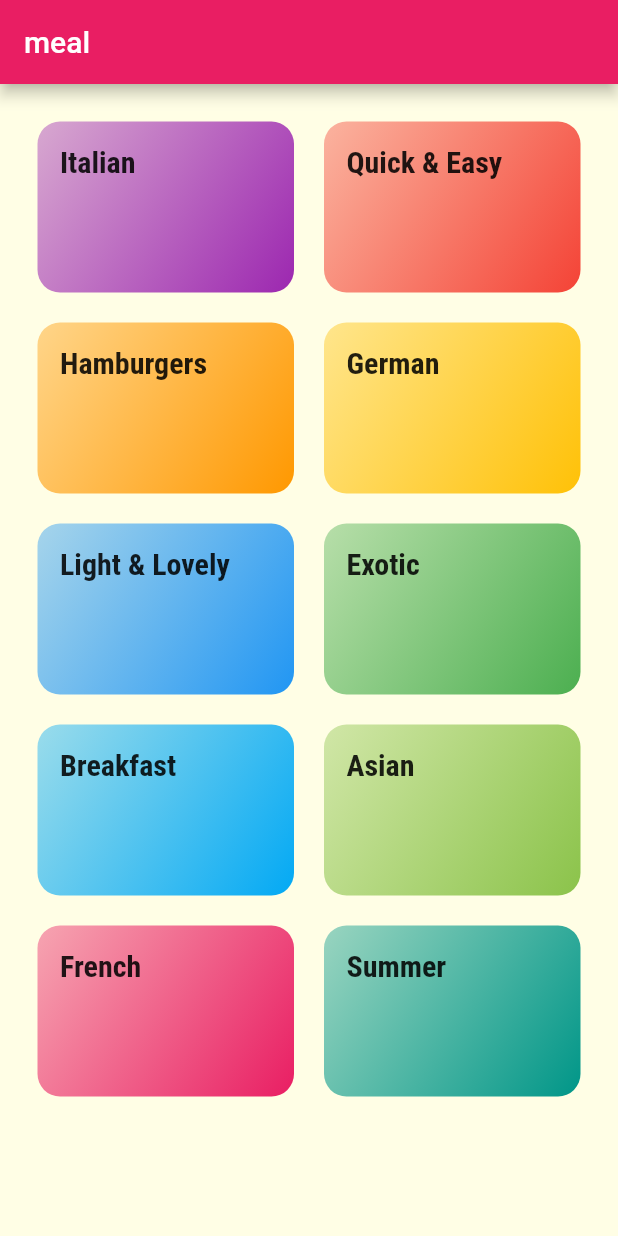
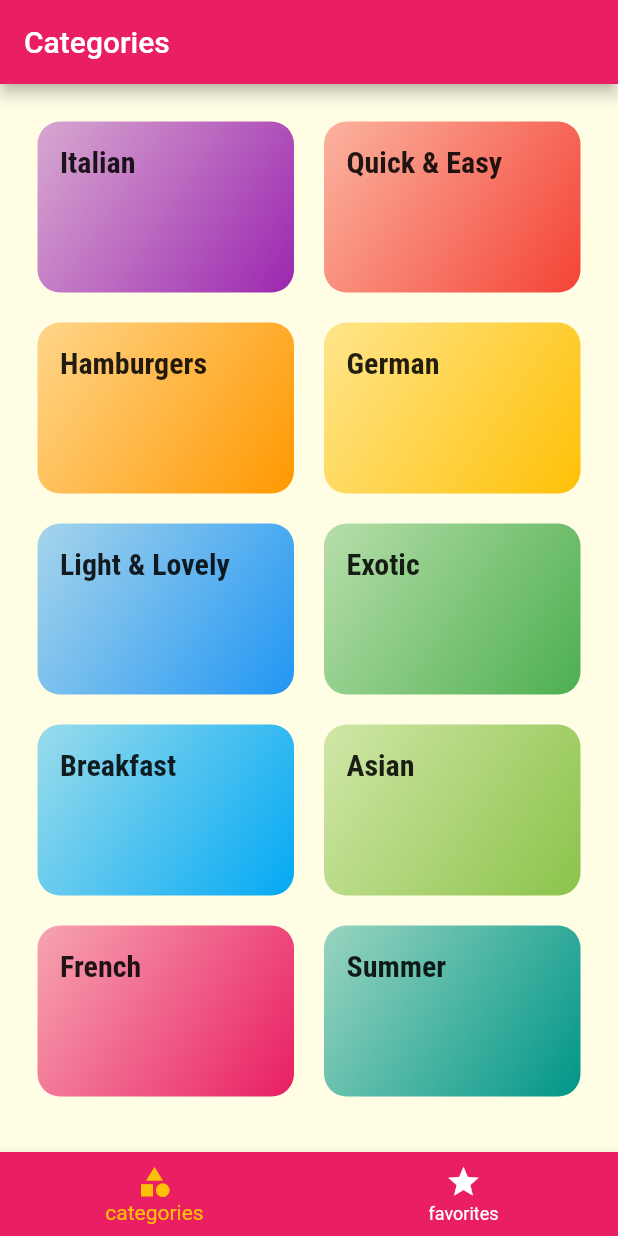
Before and after one commit to mo7ameda7med/meal_application, a Flutter app: the screen it shows after launch, on a phone screen of 412 x 824 dp. Run offline on Flutter 3.47's test engine with Material 2 defaults, Android fonts, the phone set to English and light mode, and no system bars.

Commit message:
add favorites

```diff
--- a/lib/main.dart
+++ b/lib/main.dart
@@ -1,7 +1,7 @@
 import 'package:flutter/material.dart';
+import './screens/tabsScreen.dart';
 import './screens/categoryMealScreeen.dart';
 import './screens/mealDetialsScreen.dart';
-import './screens/categoriesScreen.dart';
 
 void main() => runApp(MyApp());
 
@@ -31,7 +31,7 @@ class MyApp extends StatelessWidget {
               )),
       // home: Categories(),
       routes: {
-        '/': (context) => CategoriesScreen(),
+        '/': (context) => TabsScreen(),
         CategoryMealScreen.routeName: (context) => CategoryMealScreen(),
         MealDetailsScreen.routeName: (context) => MealDetailsScreen(),
       },
--- a/lib/screens/categoriesScreen.dart
+++ b/lib/screens/categoriesScreen.dart
@@ -6,9 +6,6 @@ class CategoriesScreen extends StatelessWidget {
   @override
   Widget build(BuildContext context) {
     return Scaffold(
-      appBar: AppBar(
-        title: Text("meal"),
-      ),
       body: GridView(
         //padding from all corner 25
         padding: EdgeInsets.all(25),
--- /dev/null
+++ b/lib/screens/tabsScreen.dart
@@ -0,0 +1,46 @@
+import 'package:flutter/material.dart';
+import '../screens/categoriesScreen.dart';
+import '../screens/favoritesScreen.dart';
+
+class TabsScreen extends StatefulWidget {
+  @override
+  _TabsScreenState createState() => _TabsScreenState();
+}
+
+class _TabsScreenState extends State<TabsScreen> {
+  final List<Map<String, Object>> page = [
+    {'page': CategoriesScreen(), 'title': "Categories"},
+    {'page': FavoritesScreen(), 'title': "Your favorites "},
+  ];
+
+  int selectPageIndex = 0;
+
+  void selectPage(int value) {
+    setState(() {
+      selectPageIndex = value;
+    });
+  }
+
+  @override
+  Widget build(BuildContext context) {
+    return Scaffold(
+      appBar: AppBar(
+        title: Text(page[selectPageIndex]['title']),
+      ),
+      body: page[selectPageIndex]['page'],
+      bottomNavigationBar: BottomNavigationBar(
+        onTap: selectPage,
+        backgroundColor: Theme.of(context).primaryColor,
+        selectedItemColor: Theme.of(context).accentColor,
+        unselectedItemColor: Colors.white,
+        currentIndex: selectPageIndex,
+        items: [
+          BottomNavigationBarItem(
+              icon: Icon(Icons.category), title: Text("categories")),
+          BottomNavigationBarItem(
+              icon: Icon(Icons.star), title: Text("favorites")),
+        ],
+      ),
+    );
+  }
+}
```
Also changed, not shown: lib/screens/favoritesScreen.dart (added, +10 -0 lines), lib/screens/mealDetialsScreen.dart (+59 -6 lines).
